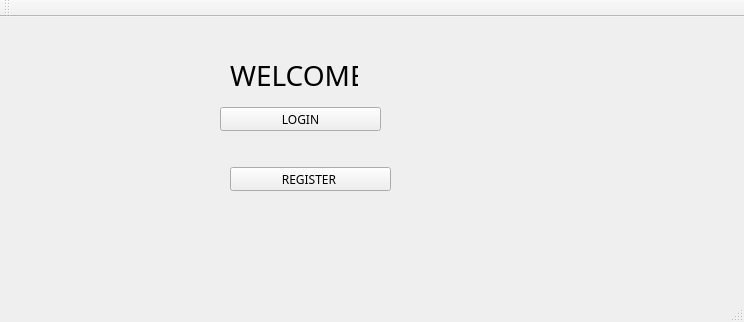
This is mainwindow.ui in Shaka42/Hostel_Booking_System as Qt 5 draws it before an edit. The edited form follows.
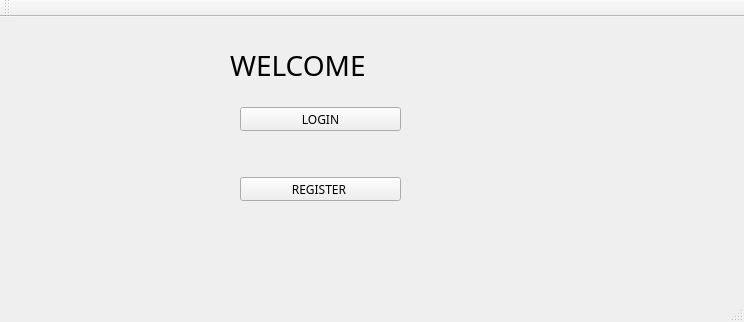
This is the edited form. The open tabs and pages were chosen to show the change.

Patch:
```diff
--- a/mainwindow.ui
+++ b/mainwindow.ui
@@ -23,7 +23,7 @@
    <widget class="QStackedWidget" name="stackedWidget">
     <property name="geometry">
      <rect>
-      <x>40</x>
+      <x>60</x>
       <y>0</y>
       <width>611</width>
       <height>271</height>
@@ -213,9 +213,9 @@
      <widget class="QLabel" name="WELCOME">
       <property name="geometry">
        <rect>
-        <x>190</x>
-        <y>40</y>
-        <width>128</width>
+        <x>170</x>
+        <y>30</y>
+        <width>221</width>
         <height>37</height>
        </rect>
       </property>
@@ -245,8 +245,8 @@
      <widget class="QPushButton" name="Register">
       <property name="geometry">
        <rect>
-        <x>190</x>
-        <y>150</y>
+        <x>180</x>
+        <y>160</y>
         <width>161</width>
         <height>24</height>
        </rect>
```
Left out of the diff: 18 changed lines with no effect on the pictures.
